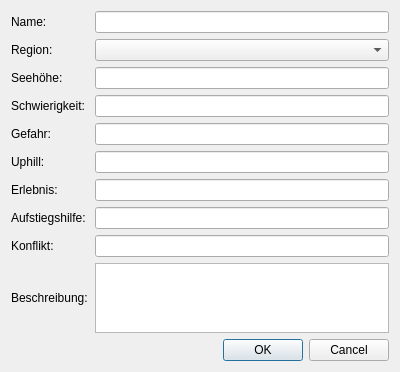
Above: webmap/digitizing/TrailsForm.ui from gimoya/tiroltrailhead before the change. Below: the same form after it.
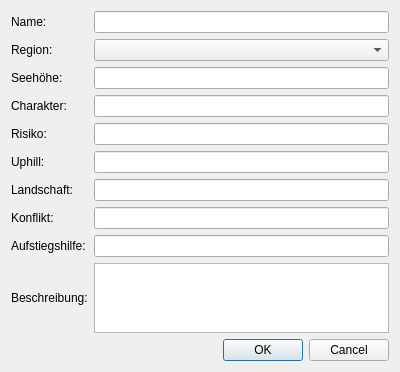
That is the form after the change.

```diff
--- a/webmap/digitizing/TrailsForm.ui
+++ b/webmap/digitizing/TrailsForm.ui
@@ -21,10 +21,10 @@
      </property>
     </widget>
    </item>
-   <item row="5" column="3">
-    <widget class="QLineEdit" name="difficulty"/>
+   <item row="5" column="1">
+    <widget class="QLineEdit" name="character"/>
    </item>
-   <item row="9" column="3">
+   <item row="11" column="1">
     <widget class="QLineEdit" name="shuttle"/>
    </item>
    <item row="7" column="0">
@@ -37,31 +37,31 @@
    <item row="5" column="0">
     <widget class="QLabel" name="difficulty_2">
      <property name="text">
-      <string>Schwierigkeit: </string>
+      <string>Charakter:</string>
      </property>
     </widget>
    </item>
    <item row="0" column="0">
     <widget class="QLabel" name="name_2">
      <property name="text">
-      <string>Name: </string>
+      <string>Name:</string>
      </property>
     </widget>
    </item>
-   <item row="11" column="0">
-    <widget class="QLabel" name="conflict_2">
+   <item row="9" column="0">
+    <widget class="QLabel" name="conflict_name">
      <property name="text">
       <string>Konflikt:</string>
      </property>
     </widget>
    </item>
-   <item row="7" column="3">
+   <item row="7" column="1">
     <widget class="QLineEdit" name="uphill"/>
    </item>
-   <item row="12" column="3">
+   <item row="12" column="1">
     <widget class="QPlainTextEdit" name="description"/>
    </item>
-   <item row="0" column="3">
+   <item row="0" column="1">
     <widget class="QLineEdit" name="name"/>
    </item>
    <item row="12" column="0">
@@ -71,7 +71,7 @@
      </property>
     </widget>
    </item>
-   <item row="13" column="3">
+   <item row="13" column="1">
     <widget class="QDialogButtonBox" name="buttonBox">
      <property name="orientation">
       <enum>Qt::Horizontal</enum>
@@ -81,27 +81,27 @@
      </property>
     </widget>
    </item>
-   <item row="8" column="3">
-    <widget class="QLineEdit" name="value"/>
+   <item row="8" column="1">
+    <widget class="QLineEdit" name="landscape"/>
    </item>
    <item row="8" column="0">
     <widget class="QLabel" name="value_2">
      <property name="text">
-      <string>Erlebnis:</string>
+      <string>Landschaft:</string>
      </property>
     </widget>
    </item>
-   <item row="11" column="3">
+   <item row="9" column="1">
     <widget class="QLineEdit" name="conflict"/>
    </item>
-   <item row="9" column="0">
-    <widget class="QLabel" name="shuttle_2">
+   <item row="11" column="0">
+    <widget class="QLabel" name="shuttle_name">
      <property name="text">
       <string>Aufstiegshilfe:</string>
      </property>
     </widget>
    </item>
-   <item row="4" column="3">
+   <item row="4" column="1">
     <widget class="QLineEdit" name="altitude"/>
    </item>
    <item row="4" column="0">
@@ -111,17 +111,17 @@
      </property>
     </widget>
    </item>
-   <item row="6" column="3">
+   <item row="6" column="1">
     <widget class="QLineEdit" name="risk"/>
    </item>
    <item row="6" column="0">
     <widget class="QLabel" name="risk_2">
      <property name="text">
-      <string>Gefahr:</string>
+      <string>Risiko:</string>
      </property>
     </widget>
    </item>
-   <item row="2" column="3">
+   <item row="2" column="1">
     <widget class="QComboBox" name="region"/>
    </item>
   </layout>
```
Left out of the diff: 16 changed lines with no effect on the pictures.
